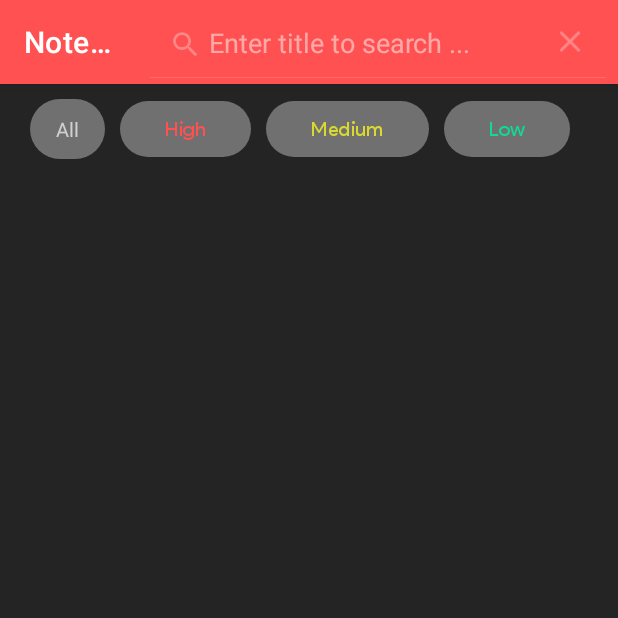
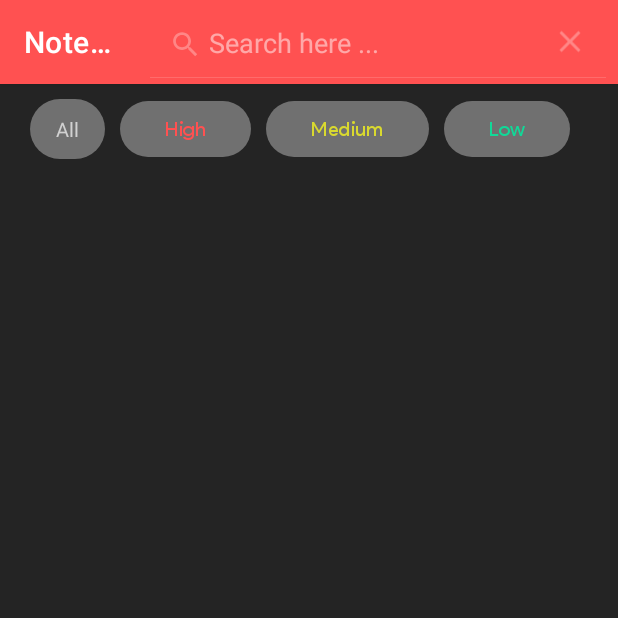
Before and after one commit to sukhdeep0409/NotesApp, an Android app: the screen it shows after launch (MainActivity), after a tap on "Search", on a phone screen of 412 x 824 dp, the top half of it. Run offline under Robolectric (Android 15) with nearby library versions, the phone set to English and light mode, and no system bars; our stand-ins replace Room's generated code, navigation-ui.

Commit message:
final commit

```diff
--- a/app/src/main/java/com/example/notesapp/ui/adapter/NotesAdapter.kt
+++ b/app/src/main/java/com/example/notesapp/ui/adapter/NotesAdapter.kt
@@ -11,12 +11,12 @@ import com.example.notesapp.model.Notes
 import com.example.notesapp.ui.fragments.HomeFragmentDirections
 
 class NotesAdapter
-constructor(val requireContext: Context, private var notesList: List<Notes>):
+constructor(private val requireContext: Context, private var notesList: List<Notes>):
 RecyclerView.Adapter<NotesAdapter.NotesViewHolder>() {
     override fun onCreateViewHolder(parent: ViewGroup, viewType: Int): NotesViewHolder {
         return NotesViewHolder(
             ItemNotesBinding.inflate(
-                LayoutInflater.from(parent.context),
+                LayoutInflater.from(requireContext),
                 parent,
                 false
             )
--- a/app/src/main/java/com/example/notesapp/ui/fragments/HomeFragment.kt
+++ b/app/src/main/java/com/example/notesapp/ui/fragments/HomeFragment.kt
@@ -56,7 +56,6 @@ class HomeFragment : Fragment() {
                     adapter = NotesAdapter(requireContext(), notesList)
                 }
             })
-
         }
 
         binding.filterLow.setOnClickListener {
@@ -92,7 +91,7 @@ class HomeFragment : Fragment() {
         val item = menu.findItem(R.id.app_bar_search)
         val searchView = item.actionView as SearchView
 
-        searchView.queryHint="Enter title to search ... "
+        searchView.queryHint="Search here ... "
         searchView.setOnQueryTextListener(object: SearchView.OnQueryTextListener {
             override fun onQueryTextSubmit(p0: String?): Boolean {
                 return false
```
Also changed, not shown: app/src/main/java/com/example/notesapp/ui/fragments/EditNotesFragment.kt (+20 -0 lines).
